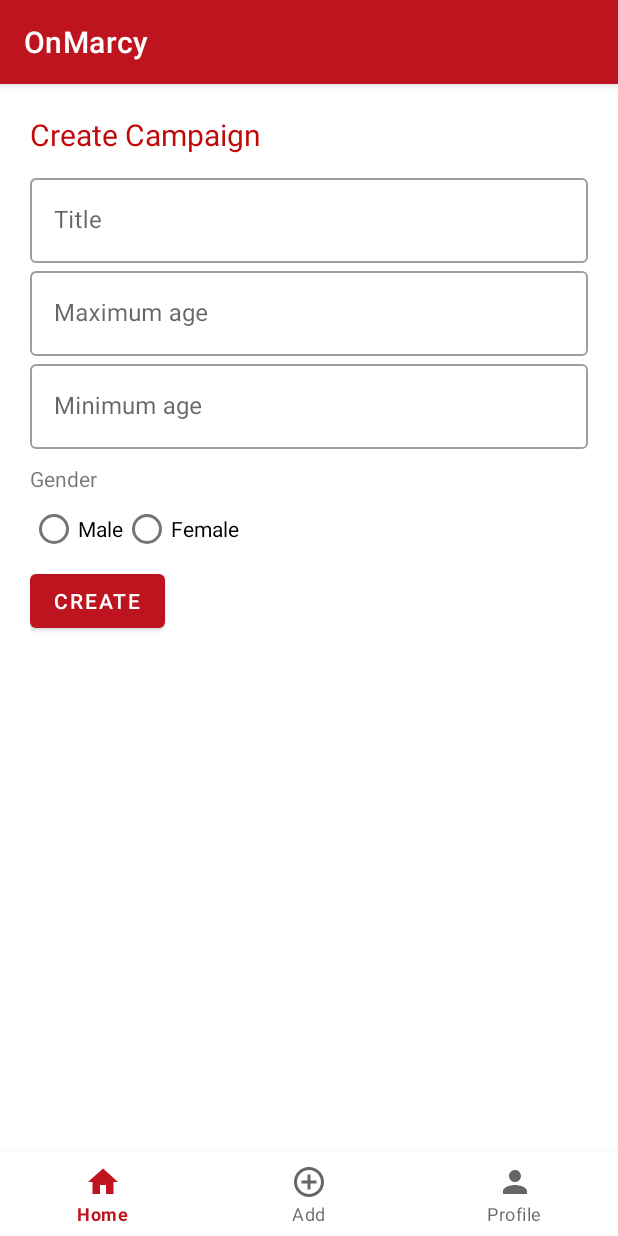
After one commit to lumianecron/OnMarcy, an Android app: the fragment CreateCampaignFragment placed in its activity, on a phone screen of 412 x 824 dp. The commit adds this screen. Run offline under Robolectric (Android 15) with nearby library versions, the light colour scheme and no system bars.

Commit message:
update brand, update marketer, and create campaign

```diff
--- /dev/null
+++ b/onmarcy/app/src/main/java/com/android/onmarcy/CreateCampaignFragment.java
@@ -0,0 +1,70 @@
+package com.android.onmarcy;
+
+import android.os.Bundle;
+
+import androidx.annotation.NonNull;
+import androidx.annotation.Nullable;
+import androidx.fragment.app.Fragment;
+import androidx.navigation.Navigation;
+
+import android.view.LayoutInflater;
+import android.view.View;
+import android.view.ViewGroup;
+import android.widget.Button;
+import android.widget.Toast;
+
+import model.Campaign;
+import model.User;
+
+/**
+ * A simple {@link Fragment} subclass.
+ * Use the {@link CreateCampaignFragment#newInstance} factory method to
+ * create an instance of this fragment.
+ */
+public class CreateCampaignFragment extends Fragment {
+    Button btnCreate;
+
+    public CreateCampaignFragment() {
+        // Required empty public constructor
+    }
+
+    public static CreateCampaignFragment newInstance() {
+        CreateCampaignFragment fragment = new CreateCampaignFragment();
+        return fragment;
+    }
+
+    @Override
+    public void onCreate(Bundle savedInstanceState) {
+        super.onCreate(savedInstanceState);
+    }
+
+    @Override
+    public View onCreateView(LayoutInflater inflater, ViewGroup container,
+                             Bundle savedInstanceState) {
+        // Inflate the layout for this fragment
+        return inflater.inflate(R.layout.fragment_create_campaign, container, false);
+    }
+
+    @Override
+    public void onViewCreated(@NonNull View view, @Nullable Bundle savedInstanceState) {
+        super.onViewCreated(view, savedInstanceState);
+        btnCreate = view.findViewById(R.id.btn_create);
+
+        btnCreate.setOnClickListener(new View.OnClickListener() {
+            @Override
+            public void onClick(View view) {
+                Campaign.insert(getActivity(), 2, "Tes", "ini adalah tes", 12, 35, 1, 24, 50, false, new Campaign.Callback() {
+                    @Override
+                    public void success() {
+                        Toast.makeText(getActivity(), "Success", Toast.LENGTH_SHORT).show();
+                    }
+
+                    @Override
+                    public void error() {
+                        Toast.makeText(getActivity(), "Fail", Toast.LENGTH_SHORT).show();
+                    }
+                });
+            }
+        });
+    }
+}
--- a/onmarcy/app/src/main/java/com/android/onmarcy/HomeActivity.java
+++ b/onmarcy/app/src/main/java/com/android/onmarcy/HomeActivity.java
@@ -11,15 +11,34 @@ import android.view.WindowManager;
 
 import com.google.android.material.bottomnavigation.BottomNavigationView;
 
+import org.json.JSONException;
+import org.json.JSONObject;
+
+import model.User;
+
 public class HomeActivity extends AppCompatActivity {
     BottomNavigationView bottomNavigationView;
+    MenuItem itemAdd;
     Fragment fragment;
+    private User user;
 
     @Override
     protected void onCreate(Bundle savedInstanceState) {
         super.onCreate(savedInstanceState);
         setContentView(R.layout.activity_home);
         bottomNavigationView = findViewById(R.id.bottom_navigation);
+        itemAdd = bottomNavigationView.getMenu().findItem(R.id.menu_add);
+
+        try {
+            user = new User(new JSONObject(Global.getShared(Global.SHARED_INDEX.USER, "{}")));
+        } catch (JSONException e) {
+            e.printStackTrace();
+        }
+
+        if(user.getUserType() == 2){ //Marketer
+            itemAdd.setVisible(false);
+        }
+
         bottomNavigationView.setOnNavigationItemSelectedListener(new BottomNavigationView.OnNavigationItemSelectedListener() {
             @Override
             public boolean onNavigationItemSelected(@NonNull MenuItem item) {
@@ -34,6 +53,11 @@ public class HomeActivity extends AppCompatActivity {
                         getSupportFragmentManager().beginTransaction().replace(R.id.container, fragment).commit();
                         getSupportActionBar().setTitle(R.string.profile);
                         return true;
+                    case R.id.menu_add:
+                        fragment = CreateCampaignFragment.newInstance();
+                        getSupportFragmentManager().beginTransaction().replace(R.id.container, fragment).commit();
+                        getSupportActionBar().setTitle(R.string.profile);
+                        return true;
                 }
                 return false;
             }
@@ -44,4 +68,10 @@ public class HomeActivity extends AppCompatActivity {
             getSupportFragmentManager().beginTransaction().replace(R.id.container, fragment).commit();
         }
     }
+
+    void profileFragment(){
+        fragment = ProfileFragment.newInstance();
+        getSupportFragmentManager().beginTransaction().replace(R.id.container, fragment).commit();
+        getSupportActionBar().setTitle(R.string.profile);
+    }
 }
--- a/onmarcy/app/src/main/java/com/android/onmarcy/LoginFragment.java
+++ b/onmarcy/app/src/main/java/com/android/onmarcy/LoginFragment.java
@@ -73,6 +73,9 @@ public class LoginFragment extends Fragment {
             e.printStackTrace();
         }
 
+        edtUsername.setText("enjirou");
+        edtPassword.setText(("enjirou123"));
+
         tvJoin.setOnClickListener(new View.OnClickListener() {
             @Override
             public void onClick(View view) {
@@ -102,7 +105,7 @@ public class LoginFragment extends Fragment {
                             User user = new User(data);
                             Global.setShared(Global.SHARED_INDEX.USER, new Gson().toJson(user));
                             Log.d("RUNNN", "username : " + user.getUsername());
-                            Global.showLoading(getActivity(), "INFO", "Login successful!");
+//                            Global.showLoading(getActivity(), "INFO", "Login successful!");
                             Toast.makeText(getActivity(), "Login successful!", Toast.LENGTH_SHORT).show();
                             Intent intent = new Intent(getActivity(), HomeActivity.class);
                             startActivity(intent);
--- /dev/null
+++ b/onmarcy/app/src/main/res/drawable/ic_baseline_add_circle_outline_24.xml
@@ -0,0 +1,5 @@
+<vector android:height="24dp" android:tint="#BE141F"
+    android:viewportHeight="24" android:viewportWidth="24"
+    android:width="24dp" xmlns:android="http://schemas.android.com/apk/res/android">
+    <path android:fillColor="@android:color/white" android:pathData="M13,7h-2v4L7,11v2h4v4h2v-4h4v-2h-4L13,7zM12,2C6.48,2 2,6.48 2,12s4.48,10 10,10 10,-4.48 10,-10S17.52,2 12,2zM12,20c-4.41,0 -8,-3.59 -8,-8s3.59,-8 8,-8 8,3.59 8,8 -3.59,8 -8,8z"/>
+</vector>
--- /dev/null
+++ b/onmarcy/app/src/main/res/layout/fragment_create_campaign.xml
@@ -0,0 +1,94 @@
+<?xml version="1.0" encoding="utf-8"?>
+<ScrollView xmlns:android="http://schemas.android.com/apk/res/android"
+    xmlns:tools="http://schemas.android.com/tools"
+    android:layout_width="match_parent"
+    android:layout_height="match_parent"
+    xmlns:app="http://schemas.android.com/apk/res-auto"
+    tools:context=".CreateCampaignFragment">
+
+    <LinearLayout
+        android:layout_width="match_parent"
+        android:layout_height="match_parent"
+        android:orientation="vertical"
+        android:padding="20dp">
+
+        <TextView
+            android:layout_width="wrap_content"
+            android:layout_height="wrap_content"
+            android:text="@string/create_campaign"
+            android:textColor="@color/red3"
+            android:textSize="20sp"
+            android:layout_marginBottom="10dp"/>
+
+        <com.google.android.material.textfield.TextInputLayout
+            android:layout_width="match_parent"
+            android:layout_height="wrap_content"
+            android:hint="@string/title"
+            style="@style/Widget.MaterialComponents.TextInputLayout.OutlinedBox"
+            app:endIconMode="clear_text">
+
+            <com.google.android.material.textfield.TextInputEditText
+                android:id="@+id/edt_title"
+                android:layout_width="match_parent"
+                android:layout_height="wrap_content"/>
+        </com.google.android.material.textfield.TextInputLayout>
+
+        <com.google.android.material.textfield.TextInputLayout
+            android:layout_width="match_parent"
+            android:layout_height="wrap_content"
+            android:hint="@string/maximum_age"
+            style="@style/Widget.MaterialComponents.TextInputLayout.OutlinedBox"
+            app:endIconMode="clear_text">
+
+            <com.google.android.material.textfield.TextInputEditText
+                android:id="@+id/edt_max_age"
+                android:layout_width="match_parent"
+                android:layout_height="wrap_content"
+                android:inputType="number"/>
+        </com.google.android.material.textfield.TextInputLayout>
+
+        <com.google.android.material.textfield.TextInputLayout
+            android:layout_width="match_parent"
+            android:layout_height="wrap_content"
+            android:hint="@string/minimum_age"
+            style="@style/Widget.MaterialComponents.TextInputLayout.OutlinedBox"
+            app:endIconMode="clear_text"
+            android:layout_marginBottom="10dp">
+
+            <com.google.android.material.textfield.TextInputEditText
+                android:id="@+id/edt_min_age"
+                android:layout_width="match_parent"
+                android:layout_height="wrap_content"
+                android:inputType="number"/>
+        </com.google.android.material.textfield.TextInputLayout>
+
+        <TextView
+            android:layout_width="wrap_content"
+            android:layout_height="wrap_content"
+            android:text="Gender"/>
+
+        <RadioGroup
+            android:layout_width="wrap_content"
+            android:layout_height="wrap_content"
+            android:orientation="horizontal">
+
+            <RadioButton
+                android:id="@+id/rb_male"
+                android:layout_width="wrap_content"
+                android:layout_height="wrap_content"
+                android:text="@string/male"/>
+            <RadioButton
+                android:id="@+id/rb_female"
+                android:layout_width="wrap_content"
+                android:layout_height="wrap_content"
+                android:text="@string/female"/>
+        </RadioGroup>
+
+        <Button
+            android:id="@+id/btn_create"
+            android:layout_width="wrap_content"
+            android:layout_height="wrap_content"
+            android:text="Create"/>
+    </LinearLayout>
+
+</ScrollView>
--- a/onmarcy/app/src/main/res/menu/bottom_navigation_menu.xml
+++ b/onmarcy/app/src/main/res/menu/bottom_navigation_menu.xml
@@ -7,6 +7,10 @@
         android:icon="@drawable/ic_baseline_home_24"
         android:title="Home" />
     <item
+        android:id="@+id/menu_add"
+        android:icon="@drawable/ic_baseline_add_circle_outline_24"
+        android:title="Add" />
+    <item
         android:id="@+id/menu_profile"
         android:icon="@drawable/ic_baseline_person_24"
         android:title="Profile" />
--- a/onmarcy/app/src/main/res/values/strings.xml
+++ b/onmarcy/app/src/main/res/values/strings.xml
@@ -46,7 +46,6 @@
     <string name="total_like">Total like</string>
     <string name="minimum_age">Minimum age</string>
     <string name="maximum_age">Maximum age</string>
-    <string name="male">Male</string>
     <string name="time_posting">Time posting</string>
     <string name="service_type">Service type</string>
     <string name="female">Female</string>
@@ -54,4 +53,9 @@
     <string name="expand">Expand</string>
     <string name="collapse">Collapse</string>
     <string name="category">Category</string>
+    <!-- TODO: Remove or change this placeholder text -->
+    <string name="hello_blank_fragment">Hello blank fragment</string>
+    <string name="create_campaign">Create Campaign</string>
+    <string name="title">Title</string>
+    <string name="male">Male</string>
 </resources>
```
Also changed, not shown: onmarcy/app/src/main/java/com/android/onmarcy/InstagramActivity.java (deleted, +0 -61 lines), onmarcy/app/src/main/java/com/android/onmarcy/ProfileFragment.java (+29 -19 lines), onmarcy/app/src/main/java/model/Campaign.java (+5 -4 lines), onmarcy/app/src/main/java/model/User.java (+7 -16 lines), onmarcy/app/src/main/res/layout/activity_instagram.xml (deleted, +0 -19 lines).
